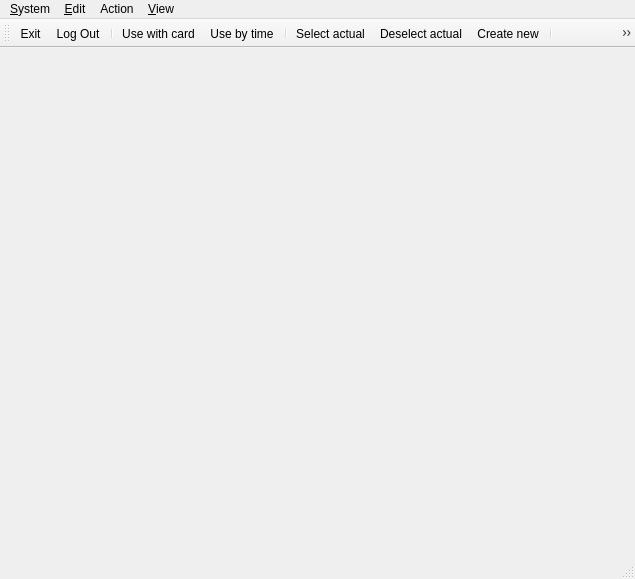
Old version of the form client/wndmain.ui in the repository tbikfalvi/Belenus.
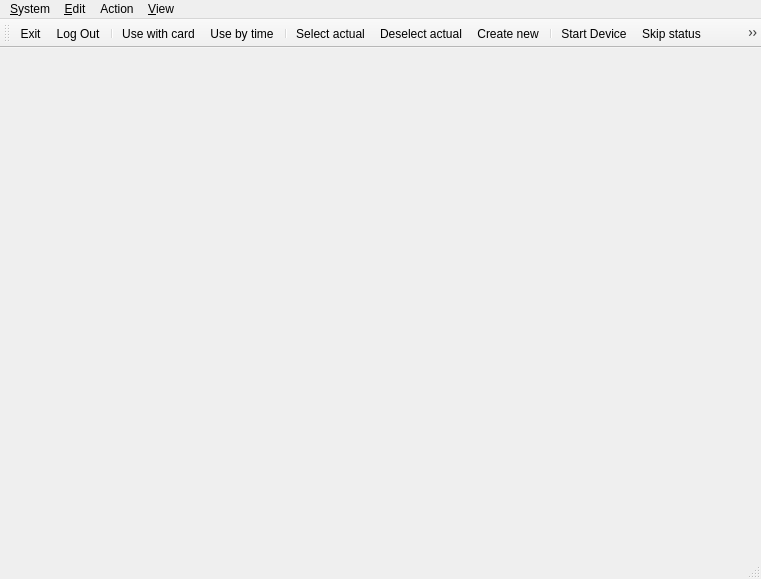
New version of the form.

```diff
--- a/client/wndmain.ui
+++ b/client/wndmain.ui
@@ -6,7 +6,7 @@
    <rect>
     <x>0</x>
     <y>0</y>
-    <width>635</width>
+    <width>761</width>
     <height>579</height>
    </rect>
   </property>
@@ -21,7 +21,7 @@
     <rect>
      <x>0</x>
      <y>0</y>
-     <width>635</width>
+     <width>761</width>
      <height>20</height>
     </rect>
    </property>
@@ -149,6 +149,7 @@
    <addaction name="actionAttendanceNew"/>
    <addaction name="separator"/>
    <addaction name="actionDeviceStart"/>
+   <addaction name="action_SkipStatus"/>
    <addaction name="actionDeviceReset"/>
    <addaction name="separator"/>
    <addaction name="actionDeviceSettings"/>
@@ -327,6 +328,14 @@
     <string>Cassa</string>
    </property>
   </action>
+  <action name="action_SkipStatus">
+   <property name="text">
+    <string>Skip status</string>
+   </property>
+   <property name="toolTip">
+    <string>Skip actual status and step to next status</string>
+   </property>
+  </action>
  </widget>
  <resources/>
  <connections>
```
Left out of the diff: 1 changed line with no effect on the pictures.
